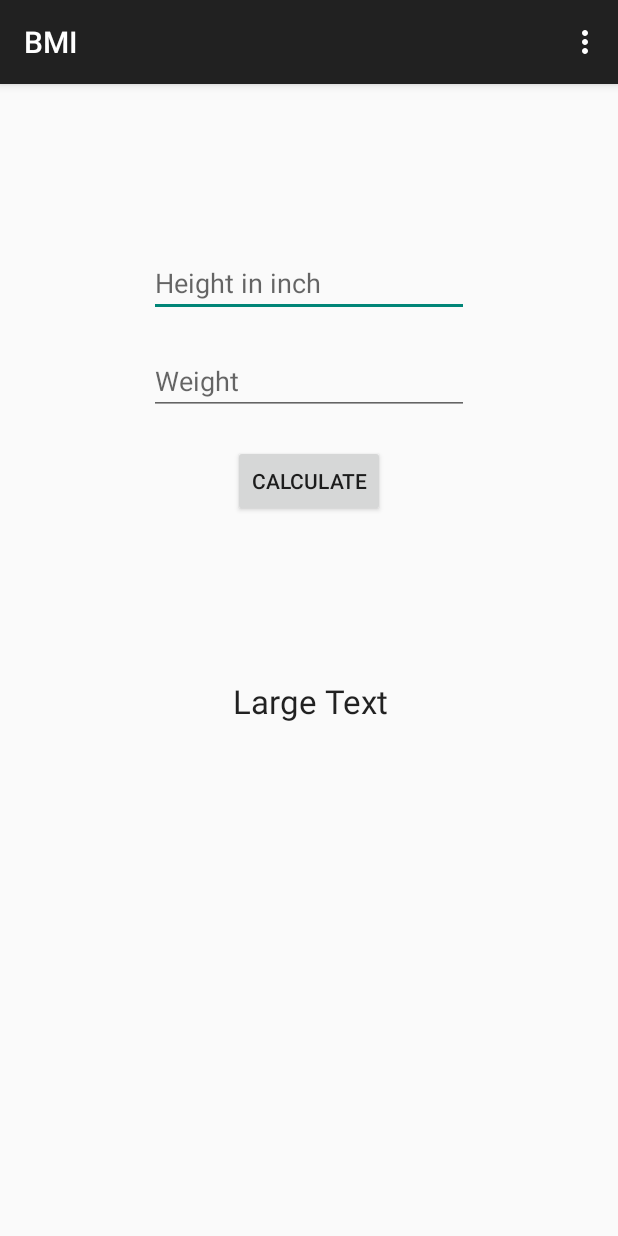
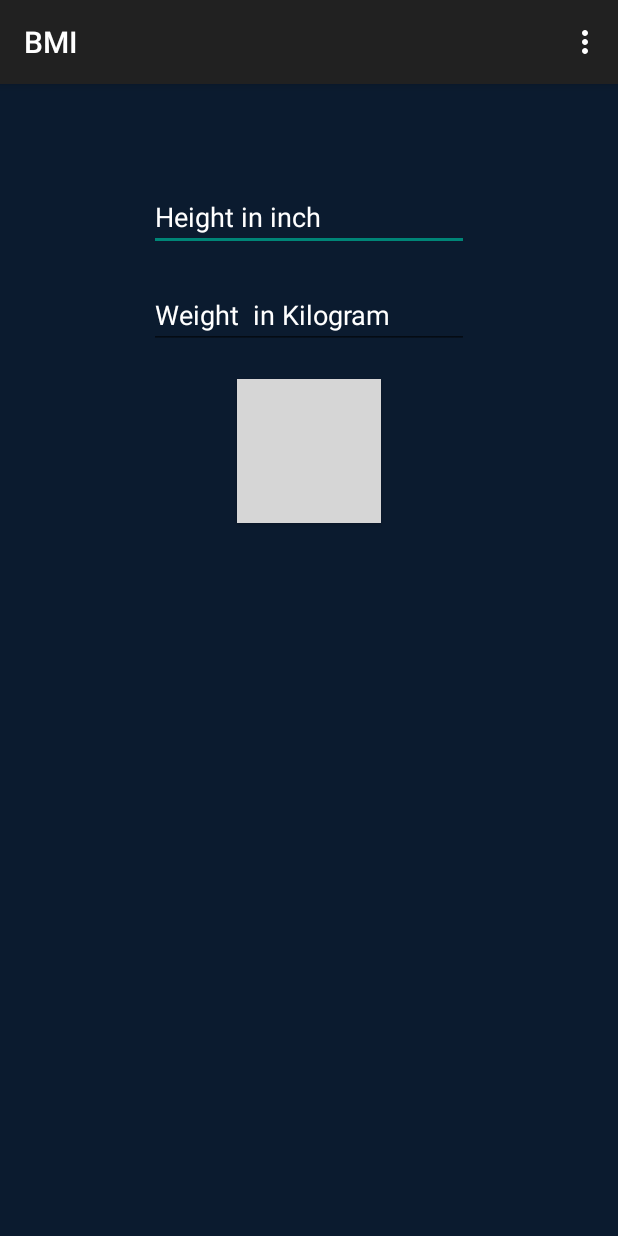
Before and after one commit to alamin00/iCare_Final, an Android app: the BMI screen opened directly, with no data from a screen before it, on a phone screen of 412 x 824 dp. Run offline under Robolectric (Android 15) with nearby library versions, the phone set to English and light mode, and no system bars; grey boxes are pictures that could not be loaded.

Commit message:
Bmi menu

```diff
--- a/app/src/main/java/com/crackbrain/tanveen/icare/BMI.java
+++ b/app/src/main/java/com/crackbrain/tanveen/icare/BMI.java
@@ -9,6 +9,7 @@ import android.view.View;
 import android.widget.Button;
 import android.widget.EditText;
 import android.widget.TextView;
+import android.widget.Toast;
 
 
 public class BMI extends ActionBarActivity {
@@ -26,16 +27,18 @@ public class BMI extends ActionBarActivity {
         etweight=(EditText)findViewById(R.id.etWeight);
         cal=(Button)findViewById(R.id.btnCal);
 
-        String sHeight=etheight.getText().toString().trim();
-        String sWeight=etweight.getText().toString().trim();
+        /*final String sHeight=etheight.getText().toString().trim();
+        final String sWeight=etweight.getText().toString().trim();*/
 
-        final float fHeight=Float.parseFloat(sHeight);
-        final float fWeight=Float.parseFloat(sWeight);
+
 
         cal.setOnClickListener(new View.OnClickListener() {
             @Override
             public void onClick(View v) {
+                 float fHeight=Float.valueOf(etheight.getText().toString());
+                 float fWeight=Float.valueOf(etweight.getText().toString());
                 float result=(fWeight/(fHeight*fHeight)*703);
+
                 if(result<18.5){
                     tvResult.setText("You'r too sick. Need more Nutrition Food");
                 }
--- a/app/src/main/java/com/crackbrain/tanveen/icare/UserDetailsActivity.java
+++ b/app/src/main/java/com/crackbrain/tanveen/icare/UserDetailsActivity.java
@@ -23,7 +23,8 @@ public class UserDetailsActivity extends ActionBarActivity {
     private TextView tvCountry;
 
     @Override
-    protected void onCreate(Bundle savedInstanceState) {
+    protected void onCreate(Bundle savedInstanceState)
+    {
         super.onCreate(savedInstanceState);
         setContentView(R.layout.activity_user_details);
 
--- a/app/src/main/res/layout/activity_bmi.xml
+++ b/app/src/main/res/layout/activity_bmi.xml
@@ -3,17 +3,20 @@
     android:layout_height="match_parent" android:paddingLeft="@dimen/activity_horizontal_margin"
     android:paddingRight="@dimen/activity_horizontal_margin"
     android:paddingTop="@dimen/activity_vertical_margin"
+    android:background="#0B1B2F"
     android:paddingBottom="@dimen/activity_vertical_margin"
     tools:context="com.crackbrain.tanveen.icare.BMI">
 
     <EditText
         android:layout_width="wrap_content"
         android:layout_height="wrap_content"
-        android:inputType="number"
+        android:inputType="numberDecimal"
         android:ems="10"
+        android:textColor="#ffffff"
+        android:textColorHint="#ffffff"
         android:hint="Height in inch"
         android:id="@+id/etHeight"
-        android:layout_marginTop="94dp"
+        android:layout_marginTop="50dp"
         android:layout_alignParentTop="true"
         android:layout_centerHorizontal="true"
         android:layout_marginBottom="20dp" />
@@ -21,9 +24,11 @@
     <EditText
         android:layout_width="wrap_content"
         android:layout_height="wrap_content"
-        android:inputType="number"
+        android:inputType="numberDecimal"
         android:ems="10"
-        android:hint="Weight"
+        android:textColor="#ffffff"
+       android:textColorHint="#ffffff"
+        android:hint="Weight  in Kilogram"
         android:id="@+id/etWeight"
         android:layout_below="@+id/etHeight"
         android:layout_alignLeft="@+id/etHeight"
@@ -34,18 +39,37 @@
         android:layout_width="wrap_content"
         android:layout_height="wrap_content"
         android:text="Calculate"
+        android:textColor="#ffffff"
+        android:background="@drawable/btn_login"
         android:id="@+id/btnCal"
         android:layout_below="@+id/etWeight"
         android:layout_centerHorizontal="true" />
 
+    <LinearLayout
+
+        android:layout_marginTop="15dp"
+        android:layout_below="@+id/btnCal"
+
+        android:layout_width="match_parent"
+        android:layout_height="wrap_content"
+        android:orientation="horizontal"
+        android:layout_alignParentBottom="true">
+
+
+
         <TextView
             android:layout_width="wrap_content"
-        android:layout_height="wrap_content"
+            android:layout_height="fill_parent"
             android:textAppearance="?android:attr/textAppearanceLarge"
-        android:text="Large Text"
+            android:text=""
+            android:textColor="#ffffff"
             android:id="@+id/tvShow"
             android:layout_below="@+id/btnCal"
             android:layout_alignLeft="@+id/btnCal"
             android:layout_alignStart="@+id/btnCal"
-        android:layout_marginTop="108dp" />
+            android:layout_marginTop="10dp" />
+
+    </LinearLayout>
+
+
 </RelativeLayout>
--- a/app/src/main/res/menu/menu_user_details.xml
+++ b/app/src/main/res/menu/menu_user_details.xml
@@ -9,6 +9,10 @@
         android:title="Edit"
         app:showAsAction="ifRoom"
         android:icon="@android:drawable/ic_menu_edit"/>
+    <group android:visible="true"
+        app:showAsAction="ifRoom"
+        android:icon="@drawable/sub"
+        >
 
         <item android:id="@+id/action_mydoc"
             android:title="My Doctor"
@@ -25,6 +29,7 @@
         android:showAsAction="ifRoom"
         android:orderInCategory="400"
         />
+    </group>
 
     />
 </menu>
```
Also changed, not shown: app/src/main/res/drawable/sub.jpeg (added). Lines whose indentation alone changed are shown as unchanged.
